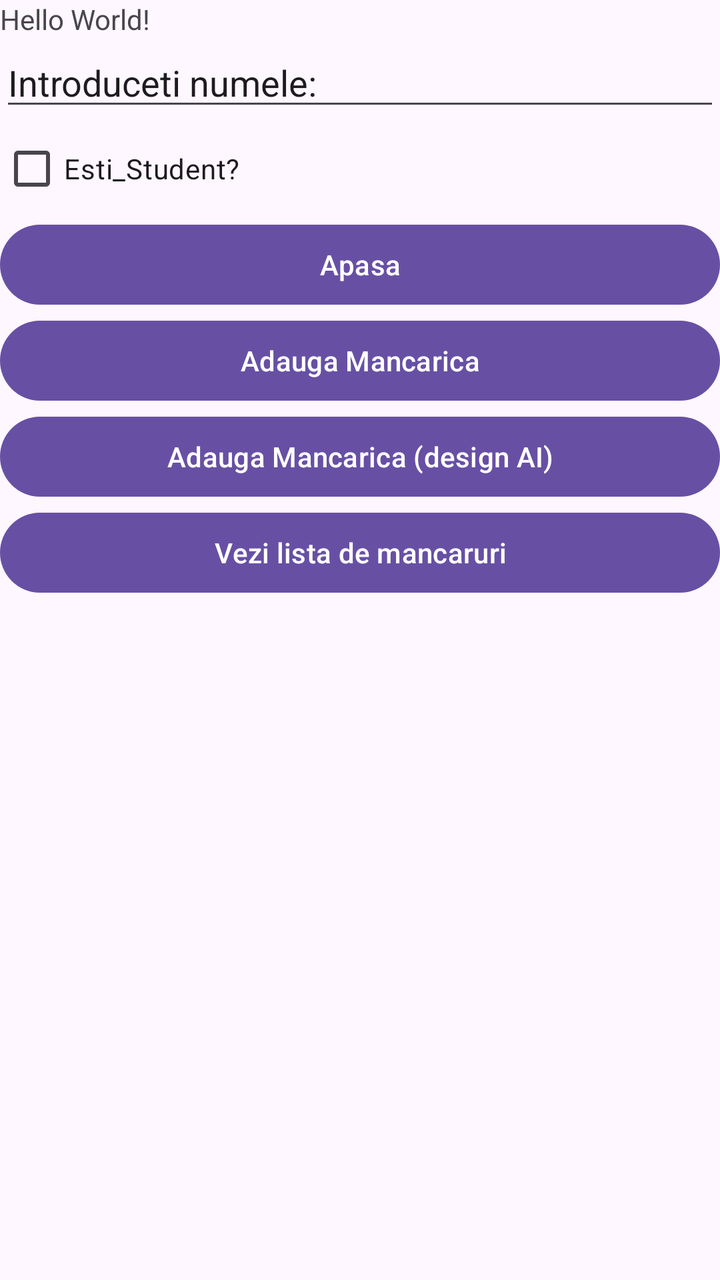
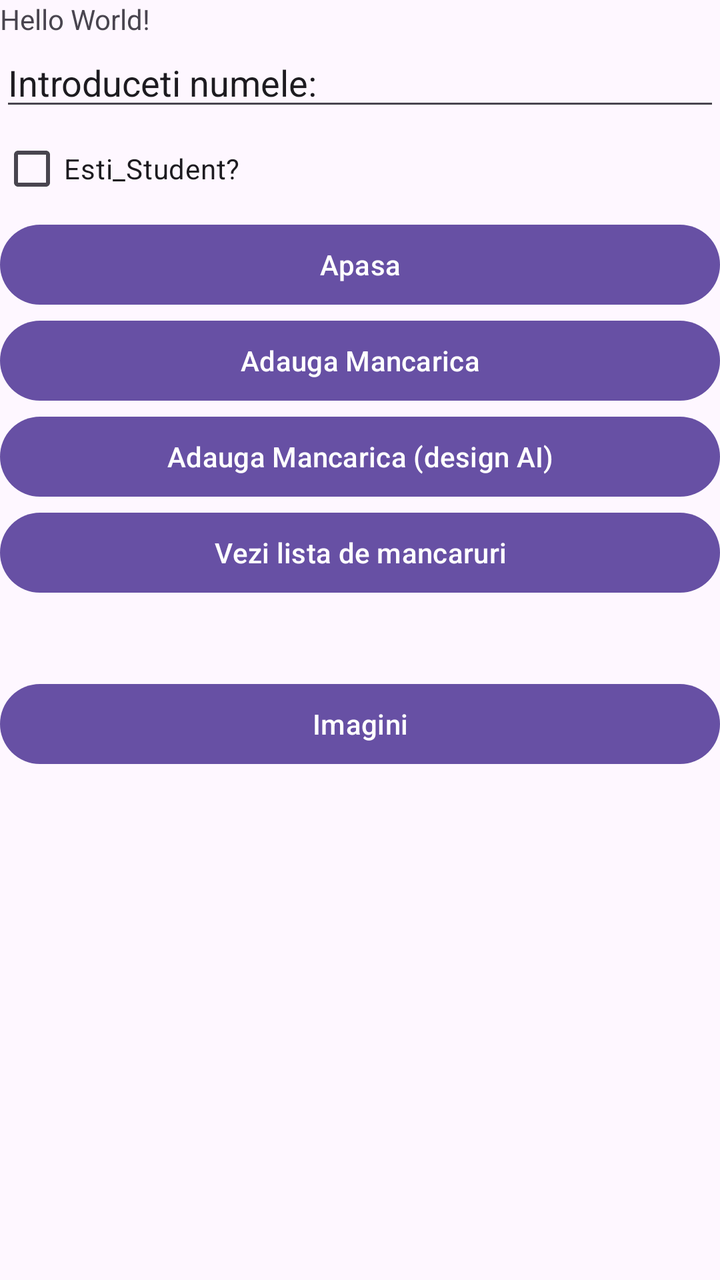

Before-and-after screenshots of an Android layout around one commit, followed by the original layout XML and the change that was made.
<!-- AndroidManifest.xml: application theme Theme.Sem4 -->
<!-- res/layout/activity_main.xml -->
<?xml version="1.0" encoding="utf-8"?>
<LinearLayout xmlns:android="http://schemas.android.com/apk/res/android"
    xmlns:app="http://schemas.android.com/apk/res-auto"
    xmlns:tools="http://schemas.android.com/tools"
    android:id="@+id/main"
    android:orientation="vertical"
    android:layout_width="match_parent"
    android:layout_height="match_parent"
    tools:context=".MainActivity">

    <TextView
        android:layout_width="wrap_content"
        android:layout_height="wrap_content"
        android:text="Hello World!"
        app:layout_constraintBottom_toBottomOf="parent"
        app:layout_constraintEnd_toEndOf="parent"
        app:layout_constraintStart_toStartOf="parent"
        app:layout_constraintTop_toTopOf="parent" />

    <EditText
        android:layout_width="match_parent"
        android:layout_height="wrap_content"
        android:text="@string/introduceti_numele"
        android:inputType="text"
        android:id="@+id/nume_ET"
        />
    <CheckBox
        android:id="@+id/eStudent_CB"
        android:layout_width="match_parent"
        android:layout_height="wrap_content"
        android:text="@string/esti_student"/>

    <Button
        android:layout_width="match_parent"
        android:layout_height="wrap_content"
        android:text="@string/apasa"
        android:onClick="culegeDate"/>

    <Button
        android:id="@+id/btnAdauga"
        android:layout_width="match_parent"
        android:layout_height="wrap_content"
        android:text="Adauga Mancarica" />

    <Button
        android:id="@+id/btnAdaugaAI"
        android:layout_width="match_parent"
        android:layout_height="wrap_content"
        android:text="Adauga Mancarica (design AI)"
        android:onClick="deschideActivitateAI" />

    <Button
        android:id="@+id/btnVeziLista"
        android:layout_width="match_parent"
        android:layout_height="wrap_content"
        android:text="Vezi lista de mancaruri"
        android:onClick="deschideLista" />

    <TextView
        android:id="@+id/tvRezultat"
        android:layout_width="match_parent"
        android:layout_height="wrap_content"
        android:paddingTop="16dp"
        android:textSize="16sp" />


</LinearLayout>
<!-- resources referenced by this layout -->
<resources>
  <string name="apasa">Apasa</string>
  <string name="esti_student">Esti_Student?</string>
  <string name="introduceti_numele">Introduceti numele:</string>
  <style name="Theme.Sem4" parent="Base.Theme.Sem4" />
  <style name="Base.Theme.Sem4" parent="Theme.Material3.DayNight.NoActionBar">
          
          
      </style>
</resources>

<!-- the commit's change to res/layout/activity_main.xml (unified diff, before → after) -->
@@ -20,6 +20,7 @@
     <EditText
         android:layout_width="match_parent"
         android:layout_height="wrap_content"
+        android:autofillHints=""
         android:text="@string/introduceti_numele"
         android:inputType="text"
         android:id="@+id/nume_ET"
@@ -64,4 +65,11 @@
         android:textSize="16sp" />
 
 
+    <Button
+        android:id="@+id/btnVeziImagini"
+        android:layout_width="match_parent"
+        android:layout_height="wrap_content"
+        android:text="Imagini"
+        />
+
 </LinearLayout>
